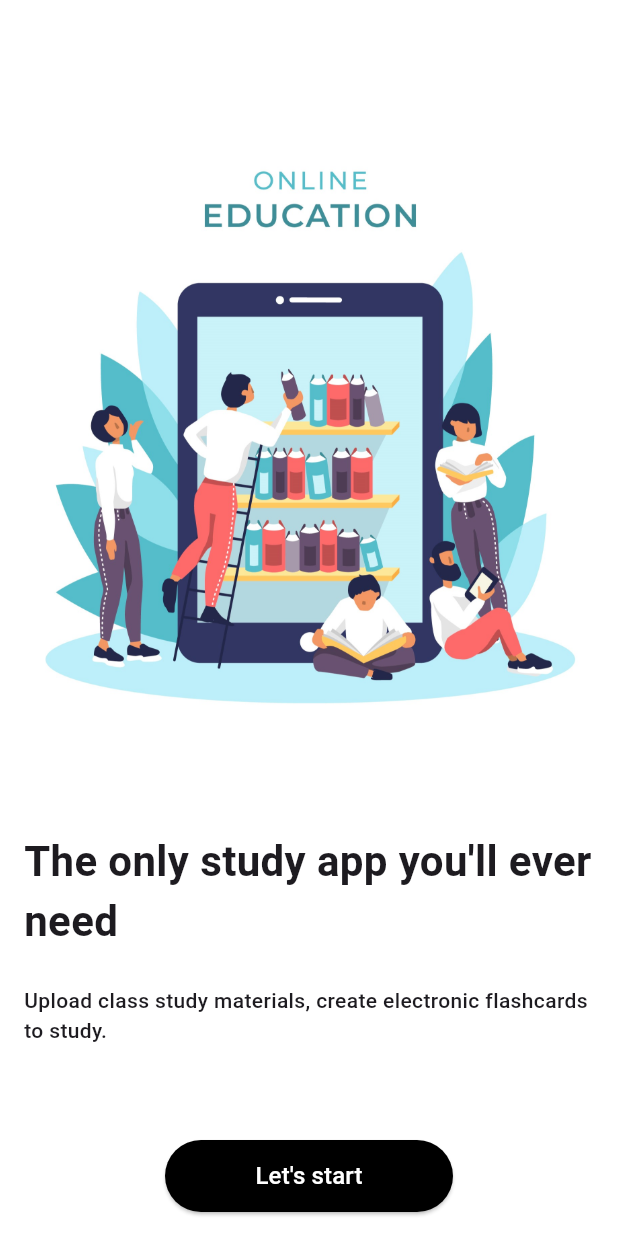
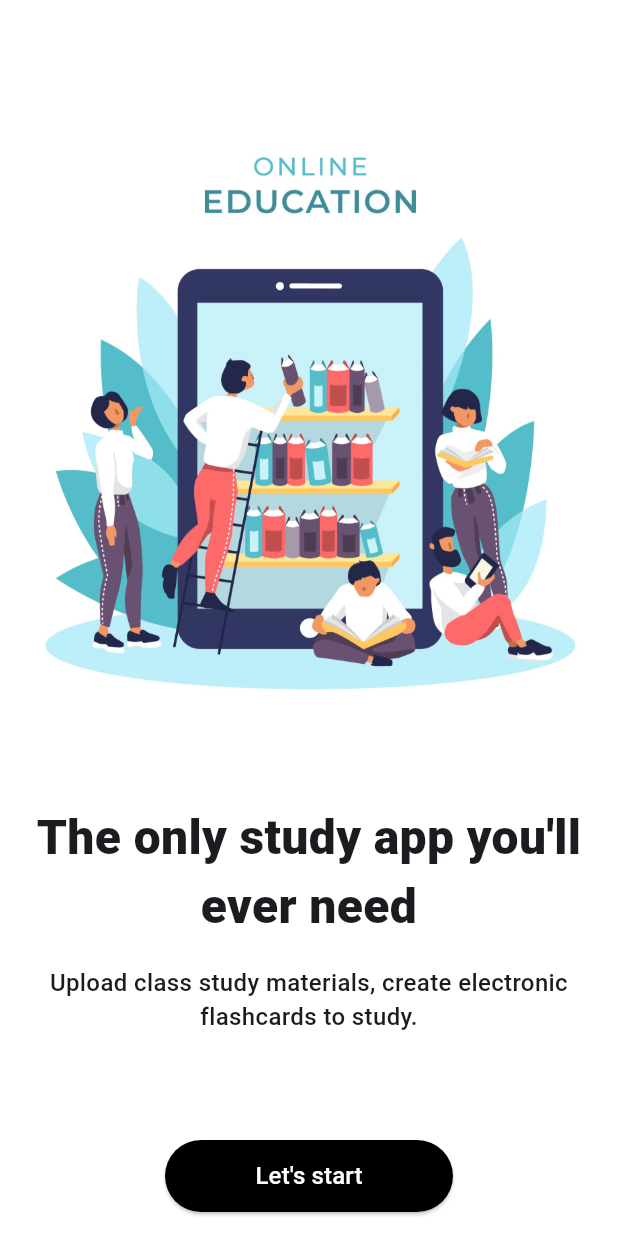
Before and after one commit to Ayush-WeServe/ui-mobile, a Flutter app: the screen it shows after launch, on a phone screen of 412 x 824 dp. Run offline on Flutter 3.47's test engine with Material 3 defaults, Android fonts, the light colour scheme and no system bars; our stand-ins replace carousel_slider, dotted_line, get; missing offline and left inert: image_stack, weekly_date_picker.

Commit message:
3rd day commit

```diff
--- a/lib/ui/screens/splash_screen.dart
+++ b/lib/ui/screens/splash_screen.dart
@@ -18,19 +18,19 @@ class SplashScreen extends StatelessWidget {
           spacing: AppSizes.paddingMD,
           children: [
             Expanded(
-              flex: 6,
+              flex: 5,
               child: Center(child: Image.asset(AppImages.splash)),
             ),
-            Expanded(
-              child: Text(
-                AppStrings.headLine,
-                style: AppStyles.heading,
-              ),
+            Text(
+              AppStrings.headLine,
+              style: AppStyles.heading,
+              textAlign: TextAlign.center,
             ),
             Expanded(
               child: Text(
                 AppStrings.subTitle,
                 style: AppStyles.smallHeading,
+                textAlign: TextAlign.center,
               ),
             ),
             CustomElevatedButton(
--- a/lib/utils/constants/strings.dart
+++ b/lib/utils/constants/strings.dart
@@ -108,4 +108,7 @@ class AppStrings {
   static const String task1 = "Task 1";
   static const String task2 = "Task 2";
   static const String task3 = "Task 3";
+
+  static const String uploaded = "Uploaded";
+  static const String todo = "To Do";
 }
--- a/lib/utils/constants/styles.dart
+++ b/lib/utils/constants/styles.dart
@@ -71,13 +71,13 @@ class AppStyles {
       overflow: TextOverflow.ellipsis);
 
   static final TextStyle? heading = TextStyle(
-    fontWeight: FontWeight.w700,
-    fontSize: AppSizes.fontsHeadlineSmall,
+    fontWeight: FontWeight.w800,
+    fontSize: AppSizes.fontsHeadlineMedium,
   );
 
   static final TextStyle? smallHeading = TextStyle(
     fontWeight: FontWeight.w500,
-    fontSize: AppSizes.fontsLabelMedium,
+    fontSize: AppSizes.fontsLabelLarge,
   );
 
   static final TextStyle? tutorialTopic = TextStyle(
```
